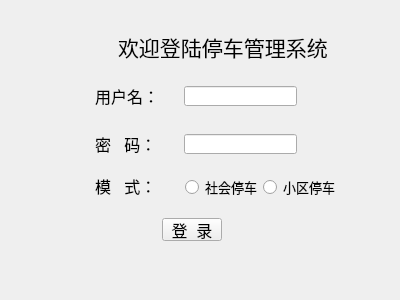
The window that view/ui_login.ui (Apoiuty/AutoParkingLot) describes before a commit, drawn with Qt 5.
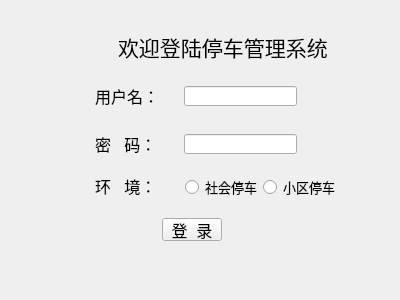
The same window after the commit.

Commit message: 界面逻辑分离的修改

Patch:
```diff
--- a/view/ui_login.ui
+++ b/view/ui_login.ui
@@ -172,7 +172,7 @@
     </font>
    </property>
    <property name="text">
-    <string>模   式：</string>
+    <string>环   境：</string>
    </property>
   </widget>
   <widget class="QLabel" name="label_tips">
```
The commit also changes 6 other files.
